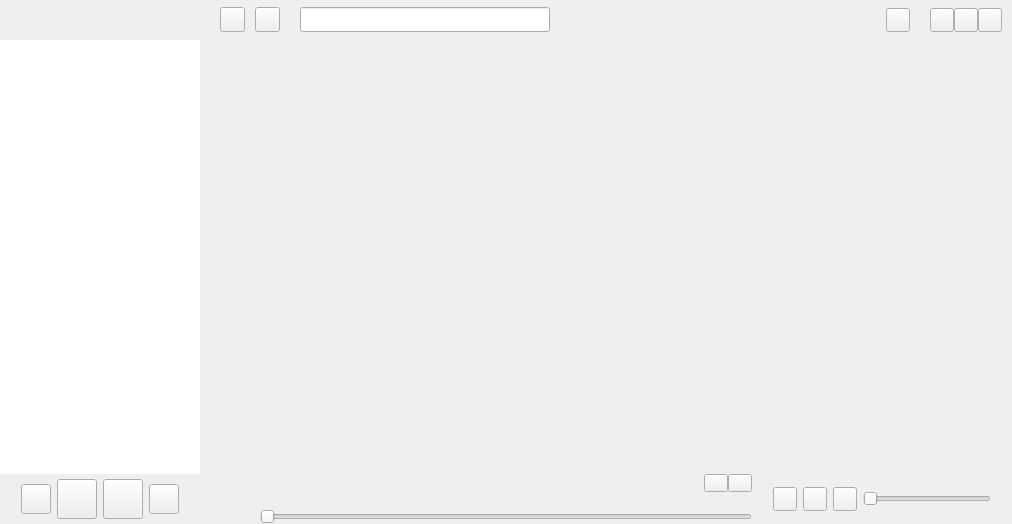
Old version of the form src/xamp/xamp.ui in the repository billlin0904/xamp2.
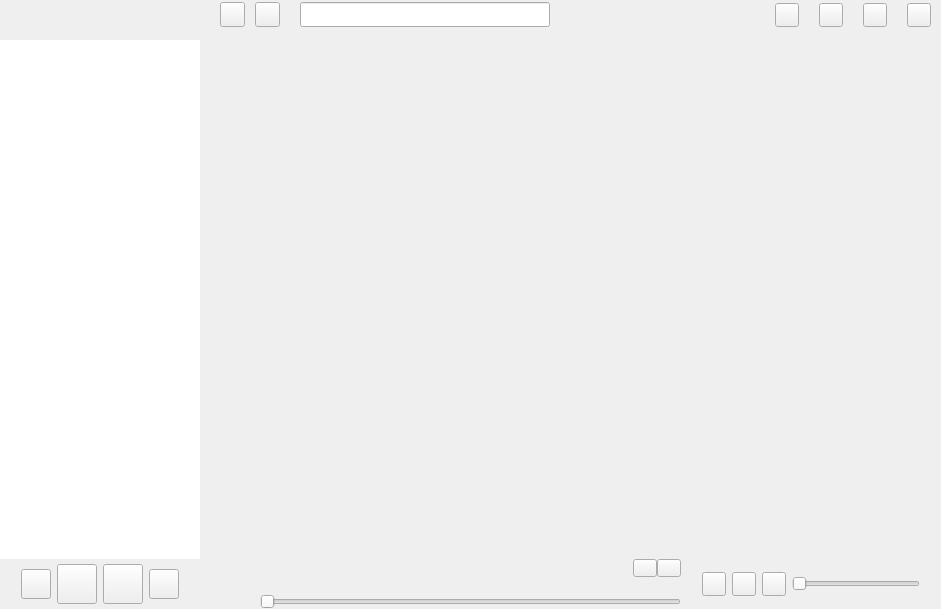
New version of the form. Custom widgets are drawn as their Qt base class.

```diff
--- a/src/xamp/xamp.ui
+++ b/src/xamp/xamp.ui
@@ -6,8 +6,8 @@
    <rect>
     <x>0</x>
     <y>0</y>
-    <width>1012</width>
-    <height>524</height>
+    <width>941</width>
+    <height>609</height>
    </rect>
   </property>
   <property name="windowTitle">
@@ -547,7 +547,7 @@
         <property name="minimumSize">
          <size>
           <width>0</width>
-          <height>40</height>
+          <height>30</height>
          </size>
         </property>
         <property name="frameShape">
@@ -741,6 +741,22 @@
            </property>
           </widget>
          </item>
+         <item>
+          <spacer name="horizontalSpacer_4">
+           <property name="orientation">
+            <enum>Qt::Horizontal</enum>
+           </property>
+           <property name="sizeType">
+            <enum>QSizePolicy::Fixed</enum>
+           </property>
+           <property name="sizeHint" stdset="0">
+            <size>
+             <width>20</width>
+             <height>20</height>
+            </size>
+           </property>
+          </spacer>
+         </item>
          <item>
           <widget class="QToolButton" name="maxWinButton">
            <property name="minimumSize">
@@ -763,6 +779,22 @@
            </property>
           </widget>
          </item>
+         <item>
+          <spacer name="horizontalSpacer_5">
+           <property name="orientation">
+            <enum>Qt::Horizontal</enum>
+           </property>
+           <property name="sizeType">
+            <enum>QSizePolicy::Fixed</enum>
+           </property>
+           <property name="sizeHint" stdset="0">
+            <size>
+             <width>20</width>
+             <height>20</height>
+            </size>
+           </property>
+          </spacer>
+         </item>
          <item>
           <widget class="QToolButton" name="closeButton">
            <property name="minimumSize">
```
